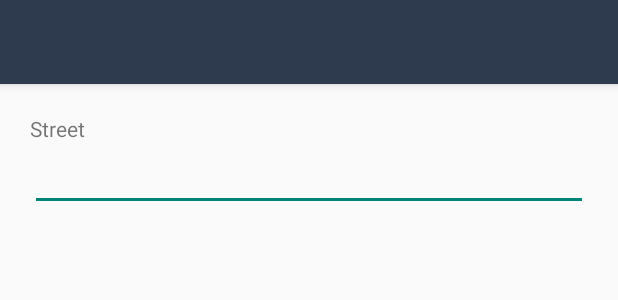
After one commit to andrea-n/BrnoRentalsApp, an Android app: the layout activity_settings.xml on its own in the app's theme, with its tools: preview values and no code run, on a phone screen of 412 x 824 dp. The commit adds this screen. Shown: the top 300 px of the screen. Run offline under Robolectric (Android 15) with nearby library versions, the phone set to English and light mode, and no system bars.

Commit message:
increment (opens new activity)

```diff
--- a/app/build.gradle
+++ b/app/build.gradle
@@ -32,5 +32,6 @@ dependencies {
     compile 'com.squareup.retrofit2:converter-gson:2.0.0'
     compile 'com.android.support:design:25.2.0'
     compile 'com.squareup.picasso:picasso:2.5.2'
+
     testCompile 'junit:junit:4.12'
 }
--- a/app/src/main/AndroidManifest.xml
+++ b/app/src/main/AndroidManifest.xml
@@ -22,6 +22,7 @@
             android:name=".OfferActivity"
             android:label="@string/title_activity_offer"
             android:theme="@style/AppTheme"></activity>
+        <activity android:name=".SettingsActivity"></activity>
     </application>
 
 </manifest>
--- /dev/null
+++ b/app/src/main/res/layout/activity_settings.xml
@@ -0,0 +1,36 @@
+<?xml version="1.0" encoding="utf-8"?>
+<LinearLayout xmlns:android="http://schemas.android.com/apk/res/android"
+    xmlns:app="http://schemas.android.com/apk/res-auto"
+    android:layout_width="match_parent"
+    android:layout_height="match_parent"
+    android:orientation="vertical">
+
+    <android.support.v7.widget.Toolbar
+        android:id="@+id/emptyToolbar"
+        android:layout_width="match_parent"
+        android:layout_height="wrap_content"
+        android:background="@color/colorPrimary"
+        app:titleTextColor="@color/colorLightText"
+        app:subtitleTextColor="@color/colorLightText"
+        android:elevation="4dp"
+        android:theme="@style/ThemeOverlay.AppCompat.ActionBar"
+        app:popupTheme="@style/ThemeOverlay.AppCompat.Light"/>
+
+    <LinearLayout
+        android:layout_width="match_parent"
+        android:layout_height="match_parent"
+        android:orientation="vertical"
+        android:padding="20dp">
+
+        <TextView
+            android:layout_width="match_parent"
+            android:layout_height="wrap_content"
+            android:text="@string/settings_street"/>
+        <EditText
+            android:layout_width="match_parent"
+            android:layout_height="wrap_content"
+            android:layout_marginBottom="20dp"/>
+
+    </LinearLayout>
+
+</LinearLayout>
```
Also changed, not shown: app/src/main/java/pv239/brnorentalsapp/MainActivity.java (+14 -0 lines), app/src/main/java/pv239/brnorentalsapp/SettingsActivity.java (added, +22 -0 lines), app/src/main/res/values/strings.xml (+17 -0 lines).
